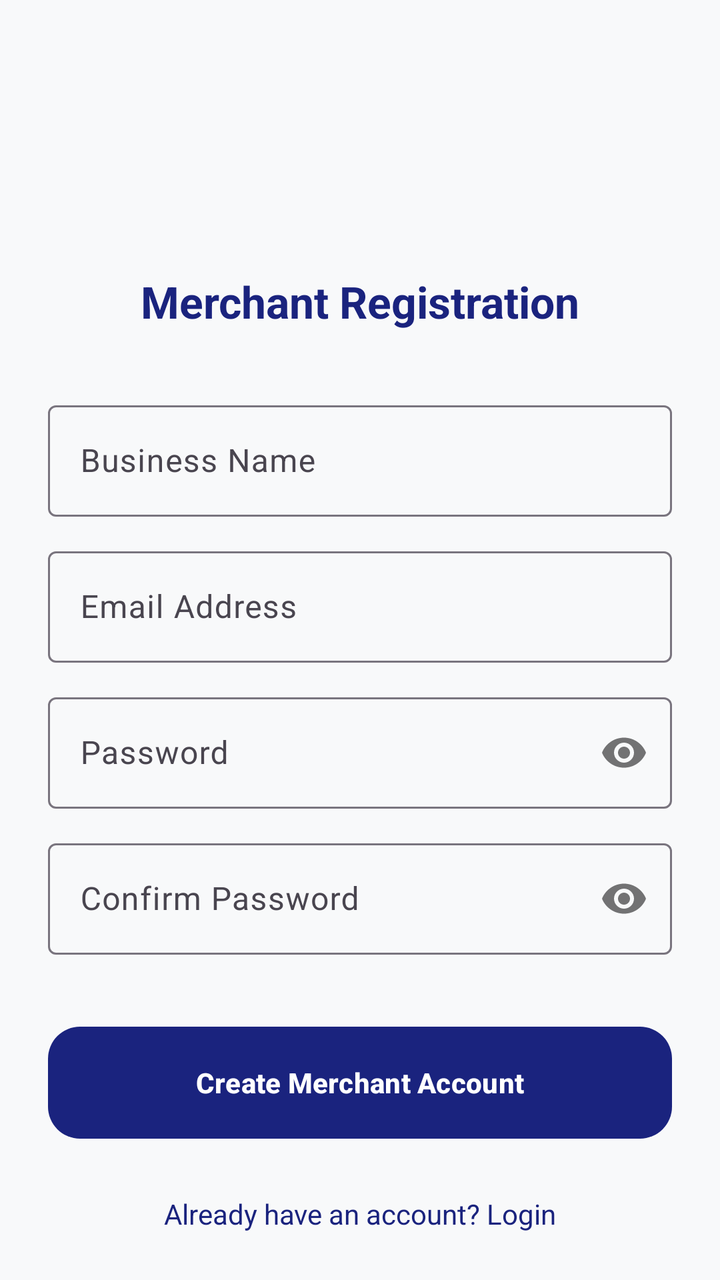
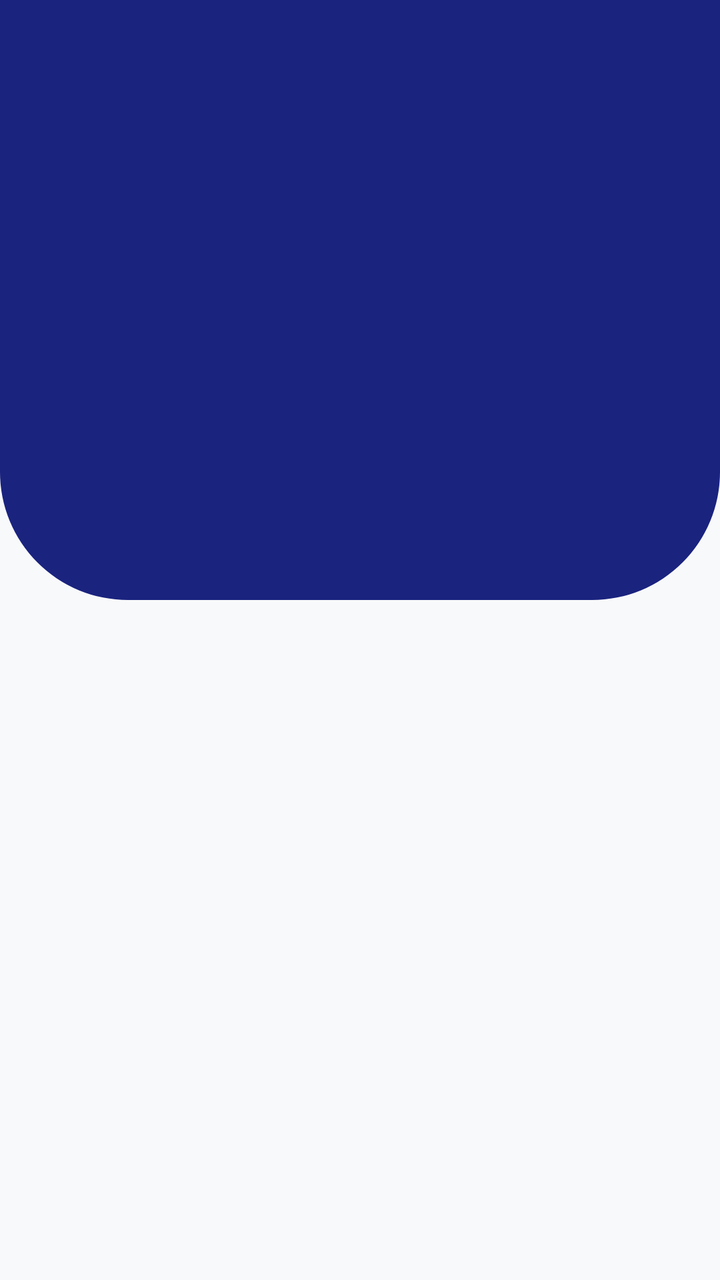

An Android layout rendered at two revisions. The XML below is the earlier revision; the diff shows what the commit changed to produce the second picture.
<!-- AndroidManifest.xml: application theme Theme.PosExpress -->
<!-- res/layout/activity_signup.xml -->
<?xml version="1.0" encoding="utf-8"?>
<androidx.constraintlayout.widget.ConstraintLayout xmlns:android="http://schemas.android.com/apk/res/android"
    xmlns:app="http://schemas.android.com/apk/res-auto"
    android:layout_width="match_parent"
    android:layout_height="match_parent"
    android:background="@color/backgroundOffWhite"
    android:padding="24dp">

    <ImageView
        android:id="@+id/ivLogo"
        android:layout_width="64dp"
        android:layout_height="64dp"
        android:layout_marginTop="32dp"
        android:src="@mipmap/ic_launcher_round"
        app:layout_constraintEnd_toEndOf="parent"
        app:layout_constraintStart_toStartOf="parent"
        app:layout_constraintTop_toTopOf="parent" />

    <TextView
        android:id="@+id/tvTitle"
        android:layout_width="wrap_content"
        android:layout_height="wrap_content"
        android:layout_marginTop="16dp"
        android:text="@string/title_signup"
        android:textColor="@color/primaryNavy"
        android:textSize="22sp"
        android:textStyle="bold"
        app:layout_constraintEnd_toEndOf="parent"
        app:layout_constraintStart_toStartOf="parent"
        app:layout_constraintTop_toBottomOf="@id/ivLogo" />

    <com.google.android.material.textfield.TextInputLayout
        android:id="@+id/tilBusinessName"
        style="@style/Widget.Material3.TextInputLayout.OutlinedBox"
        android:layout_width="match_parent"
        android:layout_height="wrap_content"
        android:layout_marginTop="32dp"
        android:hint="@string/hint_business_name"
        app:layout_constraintTop_toBottomOf="@id/tvTitle">

        <com.google.android.material.textfield.TextInputEditText
            android:id="@+id/etBusinessName"
            android:layout_width="match_parent"
            android:layout_height="wrap_content"
            android:inputType="textCapWords" />
    </com.google.android.material.textfield.TextInputLayout>

    <com.google.android.material.textfield.TextInputLayout
        android:id="@+id/tilEmail"
        style="@style/Widget.Material3.TextInputLayout.OutlinedBox"
        android:layout_width="match_parent"
        android:layout_height="wrap_content"
        android:layout_marginTop="12dp"
        android:hint="@string/hint_email"
        app:layout_constraintTop_toBottomOf="@id/tilBusinessName">

        <com.google.android.material.textfield.TextInputEditText
            android:id="@+id/etEmail"
            android:layout_width="match_parent"
            android:layout_height="wrap_content"
            android:inputType="textEmailAddress" />
    </com.google.android.material.textfield.TextInputLayout>

    <com.google.android.material.textfield.TextInputLayout
        android:id="@+id/tilPassword"
        style="@style/Widget.Material3.TextInputLayout.OutlinedBox"
        android:layout_width="match_parent"
        android:layout_height="wrap_content"
        android:layout_marginTop="12dp"
        android:hint="@string/hint_password"
        app:layout_constraintTop_toBottomOf="@id/tilEmail"
        app:passwordToggleEnabled="true">

        <com.google.android.material.textfield.TextInputEditText
            android:id="@+id/etPassword"
            android:layout_width="match_parent"
            android:layout_height="wrap_content"
            android:inputType="textPassword" />
    </com.google.android.material.textfield.TextInputLayout>

    <com.google.android.material.textfield.TextInputLayout
        android:id="@+id/tilConfirmPassword"
        style="@style/Widget.Material3.TextInputLayout.OutlinedBox"
        android:layout_width="match_parent"
        android:layout_height="wrap_content"
        android:layout_marginTop="12dp"
        android:hint="@string/hint_confirm_password"
        app:layout_constraintTop_toBottomOf="@id/tilPassword"
        app:passwordToggleEnabled="true">

        <com.google.android.material.textfield.TextInputEditText
            android:id="@+id/etConfirmPassword"
            android:layout_width="match_parent"
            android:layout_height="wrap_content"
            android:inputType="textPassword" />
    </com.google.android.material.textfield.TextInputLayout>

    <com.google.android.material.button.MaterialButton
        android:id="@+id/btnSignup"
        android:layout_width="match_parent"
        android:layout_height="64dp"
        android:layout_marginTop="32dp"
        android:text="@string/btn_signup"
        android:textStyle="bold"
        app:cornerRadius="16dp"
        app:layout_constraintTop_toBottomOf="@id/tilConfirmPassword" />

    <TextView
        android:id="@+id/tvGoToLogin"
        android:layout_width="wrap_content"
        android:layout_height="wrap_content"
        android:layout_marginTop="24dp"
        android:text="@string/msg_has_account"
        android:textColor="@color/primaryNavy"
        app:layout_constraintEnd_toEndOf="parent"
        app:layout_constraintStart_toStartOf="parent"
        app:layout_constraintTop_toBottomOf="@id/btnSignup" />

    <ProgressBar
        android:id="@+id/progressBar"
        android:layout_width="wrap_content"
        android:layout_height="wrap_content"
        android:visibility="gone"
        app:layout_constraintBottom_toBottomOf="parent"
        app:layout_constraintEnd_toEndOf="parent"
        app:layout_constraintStart_toStartOf="parent"
        app:layout_constraintTop_toTopOf="parent" />

</androidx.constraintlayout.widget.ConstraintLayout>
<!-- resources referenced by this layout -->
<resources>
  <color name="backgroundOffWhite">#F8F9FA</color>
  <color name="primaryNavy">#1A237E</color>
  <!-- mipmap ic_launcher_round (mipmap-anydpi-v26) -->
  <?xml version="1.0" encoding="utf-8"?>
  <adaptive-icon xmlns:android="http://schemas.android.com/apk/res/android">
      <background android:drawable="@drawable/ic_launcher_background" />
      <foreground android:drawable="@drawable/ic_launcher_foreground" />
      <monochrome android:drawable="@drawable/ic_launcher_foreground" />
  </adaptive-icon>
  <string name="btn_signup">Create Merchant Account</string>
  <string name="hint_business_name">Business Name</string>
  <string name="hint_confirm_password">Confirm Password</string>
  <string name="hint_email">Email Address</string>
  <string name="hint_password">Password</string>
  <string name="msg_has_account">Already have an account? Login</string>
  <string name="title_signup">Merchant Registration</string>
  <style name="Theme.PosExpress" parent="Base.Theme.PosExpress" />
  <!-- drawable ic_launcher_background (drawable) -->
  <?xml version="1.0" encoding="utf-8"?>
  <vector xmlns:android="http://schemas.android.com/apk/res/android"
      android:width="108dp"
      android:height="108dp"
      android:viewportWidth="108"
      android:viewportHeight="108">
      <path
          android:fillColor="#1A237E"
          android:pathData="M0,0h108v108h-108z" />
  </vector>
  <color name="white">#FFFFFF</color>
  <color name="surfaceVariant">#E1E2EC</color>
  <!-- unchanged entries left out for length: 2 -->
</resources>

<!-- the commit's change to res/layout/activity_signup.xml (unified diff, before → after) -->
@@ -3,124 +3,188 @@
     xmlns:app="http://schemas.android.com/apk/res-auto"
     android:layout_width="match_parent"
     android:layout_height="match_parent"
-    android:background="@color/backgroundOffWhite"
-    android:padding="24dp">
+    android:background="@color/backgroundOffWhite">
 
-    <ImageView
-        android:id="@+id/ivLogo"
-        android:layout_width="64dp"
-        android:layout_height="64dp"
-        android:layout_marginTop="32dp"
-        android:src="@mipmap/ic_launcher_round"
+
+    <View
+        android:id="@+id/headerBg"
+        android:layout_width="match_parent"
+        android:layout_height="300dp"
+        android:background="@drawable/bg_login_header"
+        app:layout_constraintTop_toTopOf="parent" />
+
+
+    <com.google.android.material.card.MaterialCardView
+        android:id="@+id/cvLogo"
+        android:layout_width="90dp"
+        android:layout_height="90dp"
+        android:layout_marginTop="60dp"
+        android:alpha="0"
+        app:cardCornerRadius="45dp"
+        app:cardElevation="8dp"
+        app:strokeWidth="0dp"
         app:layout_constraintEnd_toEndOf="parent"
         app:layout_constraintStart_toStartOf="parent"
-        app:layout_constraintTop_toTopOf="parent" />
+        app:layout_constraintTop_toTopOf="parent">
+
+        <ImageView
+            android:id="@+id/ivLogo"
+            android:layout_width="match_parent"
+            android:layout_height="match_parent"
+            android:padding="12dp"
+            android:src="@mipmap/ic_launcher_round" />
+    </com.google.android.material.card.MaterialCardView>
 
     <TextView
         android:id="@+id/tvTitle"
         android:layout_width="wrap_content"
         android:layout_height="wrap_content"
         android:layout_marginTop="16dp"
+        android:alpha="0"
         android:text="@string/title_signup"
-        android:textColor="@color/primaryNavy"
-        android:textSize="22sp"
+        android:textColor="@color/white"
+        android:textSize="28sp"
         android:textStyle="bold"
         app:layout_constraintEnd_toEndOf="parent"
         app:layout_constraintStart_toStartOf="parent"
-        app:layout_constraintTop_toBottomOf="@id/ivLogo" />
+        app:layout_constraintTop_toBottomOf="@id/cvLogo" />
 
-    <com.google.android.material.textfield.TextInputLayout
-        android:id="@+id/tilBusinessName"
-        style="@style/Widget.Material3.TextInputLayout.OutlinedBox"
+    <TextView
+        android:id="@+id/tvSubtitle"
+        android:layout_width="wrap_content"
+        android:layout_height="wrap_content"
+        android:alpha="0"
+        android:text="@string/subtitle_signup"
+        android:textColor="#BDBDBD"
+        android:textSize="14sp"
+        app:layout_constraintEnd_toEndOf="parent"
+        app:layout_constraintStart_toStartOf="parent"
+        app:layout_constraintTop_toBottomOf="@id/tvTitle" />
+
+    
+    <com.google.android.material.card.MaterialCardView
+        android:id="@+id/cardSignupForm"
         android:layout_width="match_parent"
         android:layout_height="wrap_content"
+        android:layout_marginHorizontal="24dp"
         android:layout_marginTop="32dp"
-        android:hint="@string/hint_business_name"
-        app:layout_constraintTop_toBottomOf="@id/tvTitle">
+        android:alpha="0"
+        app:cardCornerRadius="24dp"
+        app:cardElevation="12dp"
+        app:strokeWidth="0dp"
+        app:layout_constraintTop_toBottomOf="@id/tvSubtitle">
 
-        <com.google.android.material.textfield.TextInputEditText
-            android:id="@+id/etBusinessName"
+        <LinearLayout
             android:layout_width="match_parent"
             android:layout_height="wrap_content"
-            android:inputType="textCapWords" />
-    </com.google.android.material.textfield.TextInputLayout>
+            android:orientation="vertical"
+            android:padding="24dp">
 
-    <com.google.android.material.textfield.TextInputLayout
-        android:id="@+id/tilEmail"
-        style="@style/Widget.Material3.TextInputLayout.OutlinedBox"
-        android:layout_width="match_parent"
-        android:layout_height="wrap_content"
-        android:layout_marginTop="12dp"
-        android:hint="@string/hint_email"
-        app:layout_constraintTop_toBottomOf="@id/tilBusinessName">
+            <com.google.android.material.textfield.TextInputLayout
+                android:id="@+id/tilBusinessName"
+                style="@style/Widget.Material3.TextInputLayout.OutlinedBox"
+                android:layout_width="match_parent"
+                android:layout_height="wrap_content"
+                android:hint="@string/hint_business_name"
+                app:startIconDrawable="@drawable/ic_inventory_modern"
+                app:startIconTint="@color/primaryNavy"
+                app:shapeAppearanceOverlay="@style/ShapeAppearance.PaySwift.Rounded">
 
-        <com.google.android.material.textfield.TextInputEditText
-            android:id="@+id/etEmail"
-            android:layout_width="match_parent"
-            android:layout_height="wrap_content"
-            android:inputType="textEmailAddress" />
-    </com.google.android.material.textfield.TextInputLayout>
+                <com.google.android.material.textfield.TextInputEditText
+                    android:id="@+id/etBusinessName"
+                    android:layout_width="match_parent"
+                    android:layout_height="wrap_content"
+                    android:inputType="textCapWords" />
+            </com.google.android.material.textfield.TextInputLayout>
 
-    <com.google.android.material.textfield.TextInputLayout
-        android:id="@+id/tilPassword"
-        style="@style/Widget.Material3.TextInputLayout.OutlinedBox"
-        android:layout_width="match_parent"
-        android:layout_height="wrap_content"
-        android:layout_marginTop="12dp"
-        android:hint="@string/hint_password"
-        app:layout_constraintTop_toBottomOf="@id/tilEmail"
-        app:passwordToggleEnabled="true">
+            <com.google.android.material.textfield.TextInputLayout
+                android:id="@+id/tilEmail"
+                style="@style/Widget.Material3.TextInputLayout.OutlinedBox"
+                android:layout_width="match_parent"
+                android:layout_height="wrap_content"
+                android:hint="@string/hint_email"
+                android:layout_marginTop="12dp"
+                app:startIconDrawable="@drawable/ic_email_small"
+                app:startIconTint="@color/primaryNavy"
+                app:shapeAppearanceOverlay="@style/ShapeAppearance.PaySwift.Rounded">
 
-        <com.google.android.material.textfield.TextInputEditText
-            android:id="@+id/etPassword"
-            android:layout_width="match_parent"
-            android:layout_height="wrap_content"
-            android:inputType="textPassword" />
-    </com.google.android.material.textfield.TextInputLayout>
+                <com.google.android.material.textfield.TextInputEditText
+                    android:id="@+id/etEmail"
+                    android:layout_width="match_parent"
+                    android:layout_height="wrap_content"
+                    android:inputType="textEmailAddress" />
+            </com.google.android.material.textfield.TextInputLayout>
 
-    <com.google.android.material.textfield.TextInputLayout
-        android:id="@+id/tilConfirmPassword"
-        style="@style/Widget.Material3.TextInputLayout.OutlinedBox"
-        android:layout_width="match_parent"
-        android:layout_height="wrap_content"
-        android:layout_marginTop="12dp"
-        android:hint="@string/hint_confirm_password"
-        app:layout_constraintTop_toBottomOf="@id/tilPassword"
-        app:passwordToggleEnabled="true">
+            <com.google.android.material.textfield.TextInputLayout
+                android:id="@+id/tilPassword"
+                style="@style/Widget.Material3.TextInputLayout.OutlinedBox"
+                android:layout_width="match_parent"
+                android:layout_height="wrap_content"
+                android:layout_marginTop="12dp"
+                android:hint="@string/hint_password"
+                app:startIconDrawable="@drawable/ic_lock_small"
+                app:startIconTint="@color/primaryNavy"
+                app:passwordToggleEnabled="true"
+                app:shapeAppearanceOverlay="@style/ShapeAppearance.PaySwift.Rounded">
 
-        <com.google.android.material.textfield.TextInputEditText
-            android:id="@+id/etConfirmPassword"
-            android:layout_width="match_parent"
-            android:layout_height="wrap_content"
-            android:inputType="textPassword" />
-    </com.google.android.material.textfield.TextInputLayout>
+                <com.google.android.material.textfield.TextInputEditText
+                    android:id="@+id/etPassword"
+                    android:layout_width="match_parent"
+                    android:layout_height="wrap_content"
+                    android:inputType="textPassword" />
+            </com.google.android.material.textfield.TextInputLayout>
 
-    <com.google.android.material.button.MaterialButton
-        android:id="@+id/btnSignup"
-        android:layout_width="match_parent"
-        android:layout_height="64dp"
-        android:layout_marginTop="32dp"
-        android:text="@string/btn_signup"
-        android:textStyle="bold"
-        app:cornerRadius="16dp"
-        app:layout_constraintTop_toBottomOf="@id/tilConfirmPassword" />
+            <com.google.android.material.textfield.TextInputLayout
+                android:id="@+id/tilConfirmPassword"
+                style="@style/Widget.Material3.TextInputLayout.OutlinedBox"
+                android:layout_width="match_parent"
+                android:layout_height="wrap_content"
+                android:layout_marginTop="12dp"
+                android:hint="@string/hint_confirm_password"
+                app:startIconDrawable="@drawable/ic_lock_small"
+                app:startIconTint="@color/primaryNavy"
+                app:passwordToggleEnabled="true"
+                app:shapeAppearanceOverlay="@style/ShapeAppearance.PaySwift.Rounded">
+
+                <com.google.android.material.textfield.TextInputEditText
+                    android:id="@+id/etConfirmPassword"
+                    android:layout_width="match_parent"
+                    android:layout_height="wrap_content"
+                    android:inputType="textPassword" />
+            </com.google.android.material.textfield.TextInputLayout>
+
+            <com.google.android.material.button.MaterialButton
+                android:id="@+id/btnSignup"
+                android:layout_width="match_parent"
+                android:layout_height="60dp"
+                android:layout_marginTop="32dp"
+                android:text="@string/btn_signup"
+                android:textSize="16sp"
+                android:textStyle="bold"
+                app:cornerRadius="16dp" />
+
+        </LinearLayout>
+    </com.google.android.material.card.MaterialCardView>
 
     <TextView
         android:id="@+id/tvGoToLogin"
         android:layout_width="wrap_content"
         android:layout_height="wrap_content"
-        android:layout_marginTop="24dp"
+        android:layout_marginBottom="32dp"
+        android:alpha="0"
         android:text="@string/msg_has_account"
         android:textColor="@color/primaryNavy"
+        android:textStyle="bold"
+        app:layout_constraintBottom_toBottomOf="parent"
         app:layout_constraintEnd_toEndOf="parent"
-        app:layout_constraintStart_toStartOf="parent"
-        app:layout_constraintTop_toBottomOf="@id/btnSignup" />
+        app:layout_constraintStart_toStartOf="parent" />
 
     <ProgressBar
         android:id="@+id/progressBar"
         android:layout_width="wrap_content"
         android:layout_height="wrap_content"
         android:visibility="gone"
+        android:indeterminateTint="@color/primaryNavy"
         app:layout_constraintBottom_toBottomOf="parent"
         app:layout_constraintEnd_toEndOf="parent"
         app:layout_constraintStart_toStartOf="parent"
<!-- resource entries referenced after the edit -->
@@ -15,7 +15,11 @@
   <string name="hint_email">Email Address</string>
   <string name="hint_password">Password</string>
   <string name="msg_has_account">Already have an account? Login</string>
+  <string name="subtitle_signup">Create your merchant account</string>
   <string name="title_signup">Merchant Registration</string>
+  <style name="ShapeAppearance.PaySwift.Rounded" parent="">
+          <item name="cornerSize">12dp</item>
+      </style>
   <style name="Theme.PosExpress" parent="Base.Theme.PosExpress" />
   <!-- drawable ic_launcher_background (drawable) -->
   <?xml version="1.0" encoding="utf-8"?>
@@ -29,6 +33,44 @@
           android:pathData="M0,0h108v108h-108z" />
   </vector>
   <color name="white">#FFFFFF</color>
+  <!-- drawable bg_login_header (drawable) -->
+  <?xml version="1.0" encoding="utf-8"?>
+  <shape xmlns:android="http://schemas.android.com/apk/res/android">
+      <solid android:color="@color/primaryNavy" />
+      <corners
+          android:bottomLeftRadius="64dp"
+          android:bottomRightRadius="64dp" />
+  </shape>
+  <!-- drawable ic_email_small (drawable) -->
+  <vector xmlns:android="http://schemas.android.com/apk/res/android"
+      android:width="20dp"
+      android:height="20dp"
+      android:viewportWidth="24"
+      android:viewportHeight="24">
+      <path
+          android:fillColor="@android:color/white"
+          android:pathData="M20,4L4,4c-1.1,0 -1.99,0.9 -1.99,2L2,18c0,1.1 0.9,2 2,2h16c1.1,0 2,-0.9 2,-2L22,6c0,-1.1 -0.9,-2 -2,-2zM20,18L4,18L4,8l8,5 8,-5v10zM12,11L4,6h16l-8,5z"/>
+  </vector>
+  <!-- drawable ic_inventory_modern (drawable) -->
+  <vector xmlns:android="http://schemas.android.com/apk/res/android"
+      android:width="24dp"
+      android:height="24dp"
+      android:viewportWidth="24"
+      android:viewportHeight="24">
+      <path
+          android:fillColor="#FF000000"
+          android:pathData="M20,2H4C2.9,2 2,2.9 2,4v16c0,1.1 0.9,2 2,2h16c1.1,0 2,-0.9 2,-2V4C22,2.9 21.1,2 20,2zM20,20H4V4h16V20zM18,6h-5v2h5V6zM18,11h-5v2h5V11zM18,16h-5v2h5V16zM11,6H6v2h5V6zM11,11H6v2h5V11zM11,16H6v2h5V16z" />
+  </vector>
+  <!-- drawable ic_lock_small (drawable) -->
+  <vector xmlns:android="http://schemas.android.com/apk/res/android"
+      android:width="20dp"
+      android:height="20dp"
+      android:viewportWidth="24"
+      android:viewportHeight="24">
+      <path
+          android:fillColor="@android:color/white"
+          android:pathData="M18,8h-1L17,6c0,-2.76 -2.24,-5 -5,-5S7,3.24 7,6v2L6,8c-1.1,0 -2,0.9 -2,2v10c0,1.1 0.9,2 2,2h12c1.1,0 2,-0.9 2,-2L20,10c0,-1.1 -0.9,-2 -2,-2zM9,6c0,-1.66 1.34,-3 3,-3s3,1.34 3,3v2L9,8L9,6zM18,20L6,20L6,10h12v10zM12,13c-1.1,0 -2,0.9 -2,2s0.9,2 2,2 2,-0.9 2,-2 -0.9,-2 -2,-2z"/>
+  </vector>
   <color name="surfaceVariant">#E1E2EC</color>
   <!-- unchanged entries left out for length: 2 -->
 </resources>
